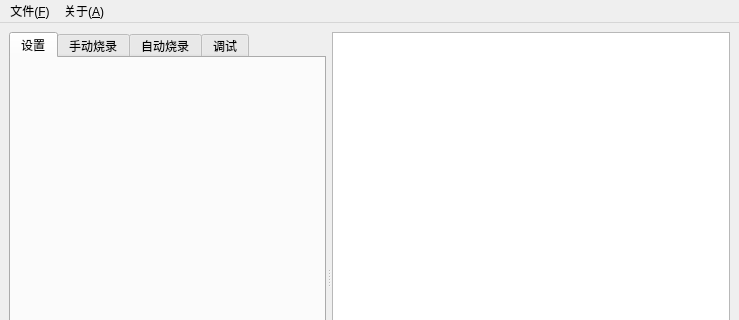
First picture: the form in gui/src/MainWindow.ui, repository kendryte/BurningTool, before the edit; both pictures show x 0 to 739 and y 0 to 320 of the 739 by 552 pixel window.
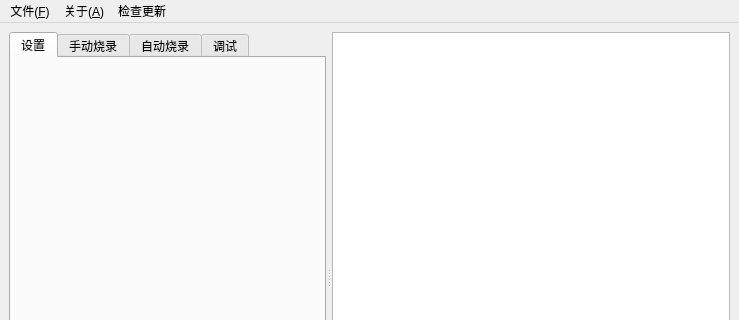
Second picture: the form after the edit. The open tabs and pages were chosen to show the change. Custom widgets are drawn as their Qt base class.

The edit to the form file:
```diff
--- a/gui/src/MainWindow.ui
+++ b/gui/src/MainWindow.ui
@@ -145,8 +145,14 @@
     </property>
     <addaction name="btnOpenWebsite"/>
    </widget>
+   <widget class="QMenu" name="menu">
+    <property name="title">
+     <string>检查更新</string>
+    </property>
+   </widget>
    <addaction name="menuF_ile"/>
    <addaction name="menu_A_bout"/>
+   <addaction name="menu"/>
   </widget>
   <widget class="QStatusBar" name="statusbar"/>
   <action name="btnOpenWebsite">
```
Left out of the diff: 2 changed lines with no effect on the pictures.
